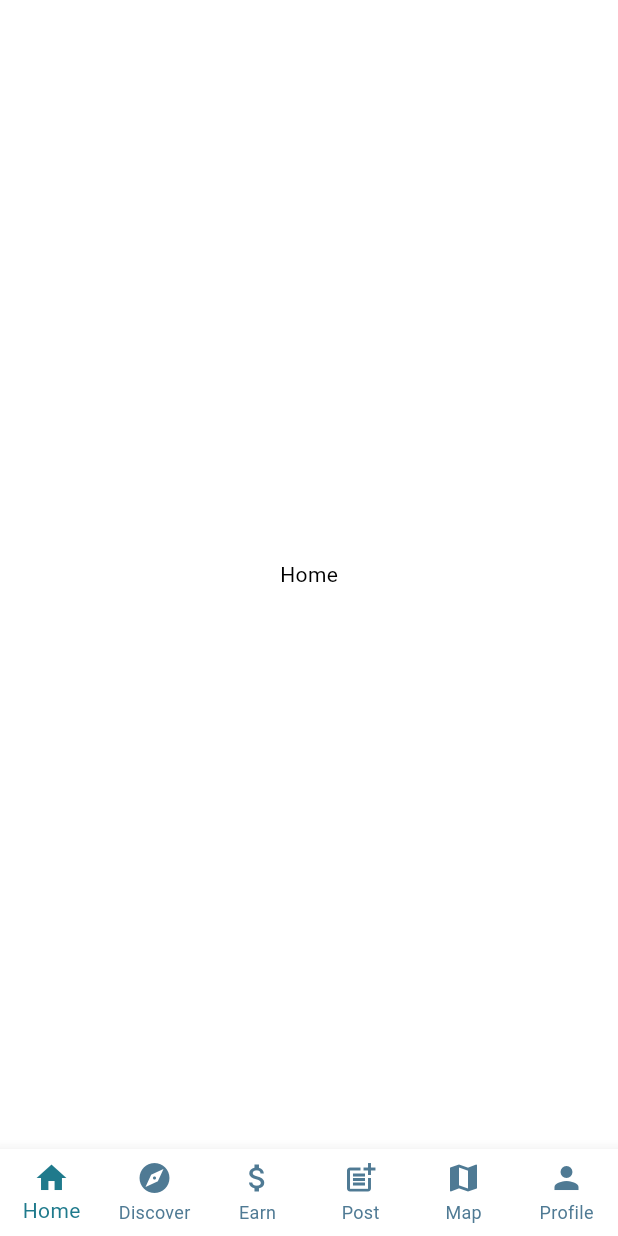
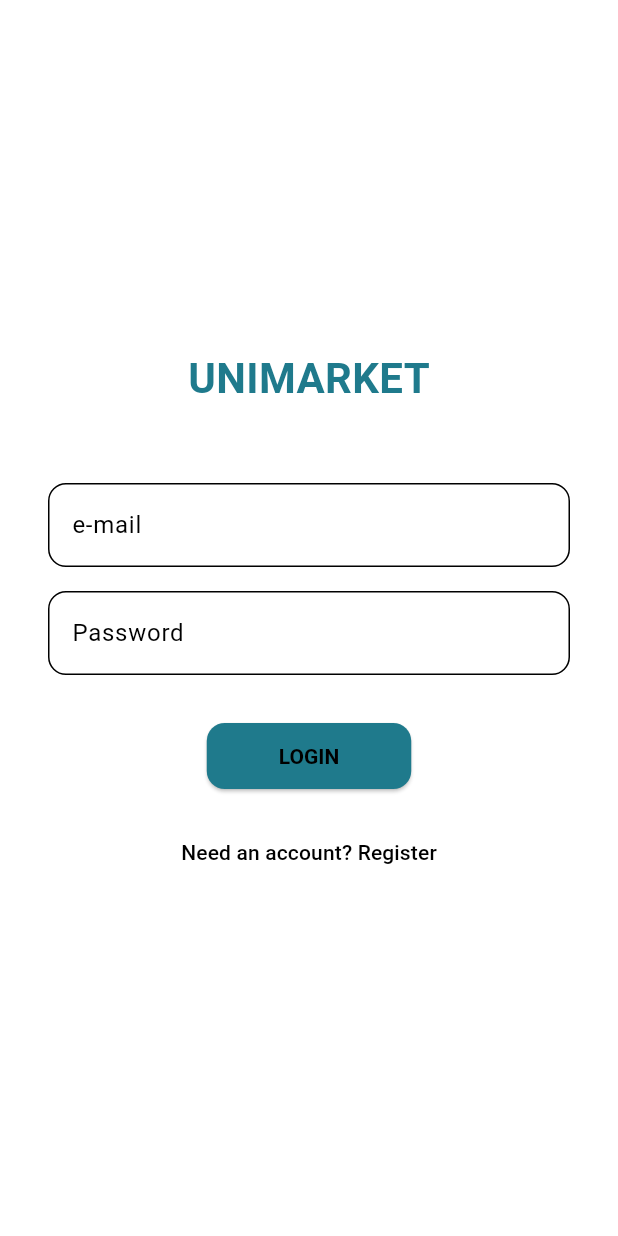
Before and after one commit to Isarquis/M-viles-Group13, a Flutter app: the screen it shows after launch, on a phone screen of 412 x 824 dp. Run offline on Flutter 3.47's test engine with Material 3 defaults, Android fonts, the phone set to English and light mode, and no system bars; our stand-ins replace cached_network_image, cloud_firestore, connectivity_plus, firebase_auth, firebase_core, firebase_storage and 4 more; accounts and stored records are empty.

Commit message:
login corrección

```diff
--- a/uni_marketplace_flutter/lib/main.dart
+++ b/uni_marketplace_flutter/lib/main.dart
@@ -1,31 +1,30 @@
 import 'package:flutter/material.dart';
 import 'package:provider/provider.dart';
-import 'viewmodels/nearby_products_viewmodel.dart';
+import 'package:firebase_core/firebase_core.dart';
+import 'package:firebase_auth/firebase_auth.dart';
+
+import 'screens/auth/login_page.dart';
+import 'screens/auth/register_page.dart';
+import 'screens/profile_view.dart';
 import 'screens/product_detail.dart';
 import 'screens/product_list.dart';
-import 'screens/test_products_screen.dart';
-
-import 'screens/profile_view.dart';
-
 import 'screens/post_product/post_product_screen.dart';
 import 'screens/nearby_products_map.dart';
+import 'widgets/custom_navbar.dart';
 
-import 'package:firebase_core/firebase_core.dart';
-import 'package:cloud_firestore/cloud_firestore.dart';
-import 'widgets/custom_navbar.dart';
-import '../services/firestore_service.dart';
+import 'viewmodels/auth_viewmodel.dart';
+import 'viewmodels/nearby_products_viewmodel.dart';
+import 'services/firestore_service.dart';
 
 void main() async {
   WidgetsFlutterBinding.ensureInitialized();
-  try {
-    await Firebase.initializeApp();
-
-  } catch (e) {
-
-  }
+  await Firebase.initializeApp();
   runApp(
-    ChangeNotifierProvider(
-      create: (_) => NearbyProductsViewModel(),
+    MultiProvider(
+      providers: [
+        ChangeNotifierProvider(create: (_) => NearbyProductsViewModel()),
+        ChangeNotifierProvider(create: (_) => AuthViewModel()),
+      ],
       child: const MyApp(),
     ),
   );
@@ -36,6 +35,8 @@ class MyApp extends StatelessWidget {
 
   @override
   Widget build(BuildContext context) {
+    final bool isLoggedIn = FirebaseAuth.instance.currentUser != null;
+
     return MaterialApp(
       title: 'Uni Marketplace',
       debugShowCheckedModeBanner: false,
@@ -43,17 +44,22 @@ class MyApp extends StatelessWidget {
         brightness: Brightness.light,
         scaffoldBackgroundColor: Colors.white,
         primarySwatch: Colors.grey,
-        appBarTheme: AppBarTheme(
+        appBarTheme: const AppBarTheme(
           backgroundColor: Colors.white,
           foregroundColor: Colors.black,
           elevation: 0,
         ),
-        colorScheme: ColorScheme.light(
+        colorScheme: const ColorScheme.light(
           primary: Colors.black,
           secondary: Colors.green,
         ),
       ),
-      home: const HomeScreen(),
+      initialRoute: isLoggedIn ? '/home' : '/login',
+      routes: {
+        '/login': (context) => LoginPage(),
+        '/register': (context) => RegisterPage(),
+        '/home': (context) => const HomeScreen(),
+      },
     );
   }
 }
@@ -69,25 +75,38 @@ class _HomeScreenState extends State<HomeScreen> {
   int currentIndex = 0;
   final FirestoreService _firestoreService = FirestoreService();
 
-
-  final List<Widget> screens = [
-    Center(child: Text('Home')),
-    ProductList(),
-    ProductDetail(productId: '60J3pS3bRnFjrksPd8hL'),
-    PostProductScreen(),
-    Center(child: Text('Map')),
-    Center(child: Text('Profile')),
-  ];
-
-
   @override
   Widget build(BuildContext context) {
     final screens = [
-      Center(child: Text('Home')),
-      ProductList(),
-      ProductDetail(productId: '60J3pS3bRnFjrksPd8hL'),
-      PostProductScreen(),
-      NearbyProductsMap(),
+      Center(
+        child: Column(
+          mainAxisAlignment: MainAxisAlignment.center,
+          children: [
+            const Text('Home'),
+            const SizedBox(height: 20),
+            ElevatedButton(
+              onPressed: () {
+                ScaffoldMessenger.of(context).showSnackBar(
+                  const SnackBar(content: Text('Welcome to Uni Marketplace!')),
+                );
+              },
+              style: ElevatedButton.styleFrom(
+                backgroundColor: const Color(0xFF1F7A8C),
+                padding: const EdgeInsets.symmetric(horizontal: 24, vertical: 12),
+                shape: RoundedRectangleBorder(borderRadius: BorderRadius.circular(12)),
+              ),
+              child: const Text(
+                'Press Me!',
+                style: TextStyle(fontWeight: FontWeight.bold, color: Colors.white),
+              ),
+            ),
+          ],
+        ),
+      ),
+      const ProductList(),
+      const ProductDetail(productId: '60J3pS3bRnFjrksPd8hL'),
+      const PostProductScreen(),
+      const NearbyProductsMap(),
       ProfileView(onDiscoverTapped: () => setState(() => currentIndex = 1)),
     ];
 
--- /dev/null
+++ b/uni_marketplace_flutter/lib/screens/auth/login_page.dart
@@ -0,0 +1,101 @@
+import 'package:flutter/material.dart';
+import 'package:provider/provider.dart';
+import '../../viewmodels/auth_viewmodel.dart';
+
+class LoginPage extends StatelessWidget {
+  final _formKey = GlobalKey<FormState>();
+  final _email = TextEditingController();
+  final _password = TextEditingController();
+
+  LoginPage({super.key});
+
+  @override
+  Widget build(BuildContext context) {
+    final viewModel = Provider.of<AuthViewModel>(context);
+
+    return Scaffold(
+      backgroundColor: Colors.white,
+      body: Center(
+        child: SingleChildScrollView(
+          padding: const EdgeInsets.all(32),
+          child: Form(
+            key: _formKey,
+            child: Column(
+              crossAxisAlignment: CrossAxisAlignment.center,
+              children: [
+                const Text(
+                  'UNIMARKET',
+                  style: TextStyle(
+                    fontSize: 28,
+                    fontWeight: FontWeight.bold,
+                    color: Color(0xFF1F7A8C),
+                  ),
+                ),
+                const SizedBox(height: 40),
+                if (viewModel.error != null)
+                  Text(viewModel.error!, style: const TextStyle(color: Colors.red)),
+                const SizedBox(height: 10),
+                TextFormField(
+                  controller: _email,
+                  decoration: _inputDecoration('e-mail'),
+                  validator: (v) => v!.contains('@') ? null : 'Enter a valid email',
+                ),
+                const SizedBox(height: 16),
+                TextFormField(
+                  controller: _password,
+                  obscureText: true,
+                  decoration: _inputDecoration('Password'),
+                  validator: (v) => v!.length >= 6 ? null : 'Min 6 characters',
+                ),
+                const SizedBox(height: 30),
+                ElevatedButton(
+                  style: _buttonStyle(),
+                  onPressed: viewModel.loading
+                      ? null
+                      : () async {
+                          if (_formKey.currentState!.validate()) {
+                            final user = await viewModel.login(_email.text, _password.text);
+                            if (user != null) {
+                              Navigator.pushReplacementNamed(context, '/home');
+                            }
+                          }
+                        },
+                  child: viewModel.loading
+                      ? const CircularProgressIndicator()
+                      : const Text("LOGIN"),
+                ),
+                const SizedBox(height: 16),
+                TextButton(
+                  onPressed: () => Navigator.pushNamed(context, '/register'),
+                  child: const Text("Need an account? Register"),
+                ),
+              ],
+            ),
+          ),
+        ),
+      ),
+    );
+  }
+
+  InputDecoration _inputDecoration(String label) {
+    return InputDecoration(
+      labelText: label,
+      border: OutlineInputBorder(
+        borderRadius: BorderRadius.circular(12),
+      ),
+      focusedBorder: OutlineInputBorder(
+        borderSide: const BorderSide(color: Color(0xFF1F7A8C), width: 2),
+        borderRadius: BorderRadius.circular(12),
+      ),
+    );
+  }
+
+  ButtonStyle _buttonStyle() {
+    return ElevatedButton.styleFrom(
+      backgroundColor: const Color(0xFF1F7A8C),
+      padding: const EdgeInsets.symmetric(horizontal: 48, vertical: 14),
+      textStyle: const TextStyle(fontWeight: FontWeight.bold),
+      shape: RoundedRectangleBorder(borderRadius: BorderRadius.circular(12)),
+    );
+  }
+}
--- /dev/null
+++ b/uni_marketplace_flutter/lib/services/auth_service.dart
@@ -0,0 +1,27 @@
+import 'package:firebase_auth/firebase_auth.dart';
+
+class AuthService {
+  final FirebaseAuth _auth = FirebaseAuth.instance;
+
+  Future<User?> login(String email, String password) async {
+    final result = await _auth.signInWithEmailAndPassword(
+      email: email.trim(),
+      password: password.trim(),
+    );
+    return result.user;
+  }
+
+  Future<User?> register(String email, String password) async {
+    final result = await _auth.createUserWithEmailAndPassword(
+      email: email.trim(),
+      password: password.trim(),
+    );
+    return result.user;
+  }
+
+  Future<void> logout() async {
+    await _auth.signOut();
+  }
+
+  Stream<User?> get authStateChanges => _auth.authStateChanges();
+}
--- /dev/null
+++ b/uni_marketplace_flutter/lib/viewmodels/auth_viewmodel.dart
@@ -0,0 +1,51 @@
+import 'package:flutter/material.dart';
+import 'package:firebase_auth/firebase_auth.dart';
+import '../services/auth_service.dart';
+
+class AuthViewModel extends ChangeNotifier {
+  final AuthService _authService = AuthService();
+
+  bool _loading = false;
+  bool get loading => _loading;
+
+  String? _error;
+  String? get error => _error;
+
+  Future<User?> login(String email, String password) async {
+    _setLoading(true);
+    try {
+      final user = await _authService.login(email, password);
+      _setError(null);
+      return user;
+    } catch (e) {
+      _setError(e.toString());
+      return null;
+    } finally {
+      _setLoading(false);
+    }
+  }
+
+  Future<User?> register(String email, String password) async {
+    _setLoading(true);
+    try {
+      final user = await _authService.register(email, password);
+      _setError(null);
+      return user;
+    } catch (e) {
+      _setError(e.toString());
+      return null;
+    } finally {
+      _setLoading(false);
+    }
+  }
+
+  void _setLoading(bool val) {
+    _loading = val;
+    notifyListeners();
+  }
+
+  void _setError(String? val) {
+    _error = val;
+    notifyListeners();
+  }
+}
--- a/uni_marketplace_flutter/pubspec.yaml
+++ b/uni_marketplace_flutter/pubspec.yaml
@@ -11,7 +11,8 @@ dependencies:
   flutter:
     sdk: flutter
   cupertino_icons: ^1.0.8
-  firebase_core: ^3.12.1
+  firebase_core: ^3.13.0
+  firebase_auth: ^5.5.2
   cloud_firestore: ^5.6.5
   firebase_storage: ^12.4.4
   image_picker: ^1.1.2
```
Also changed, not shown: uni_marketplace_flutter/lib/screens/auth/register_page.dart (added, +136 -0 lines), 3 other files.
